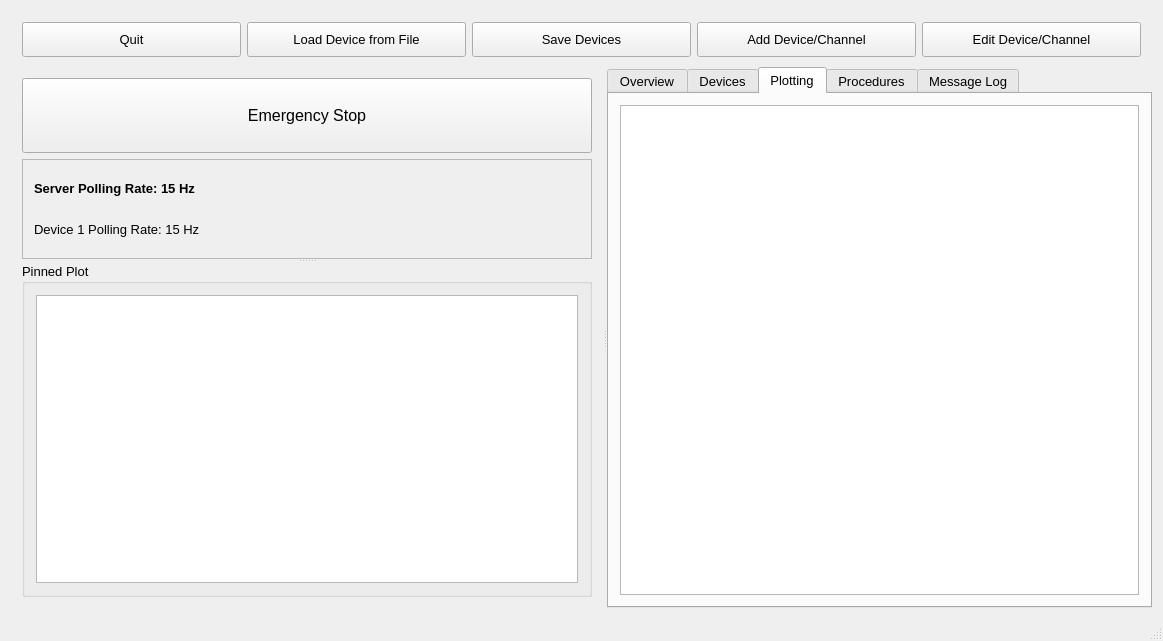
The window that Software/ControlSystem/qt/designer/MainWindow.ui (DanielWinklehner/Ion-Source-Control-System) describes before a commit, drawn with Qt 5.
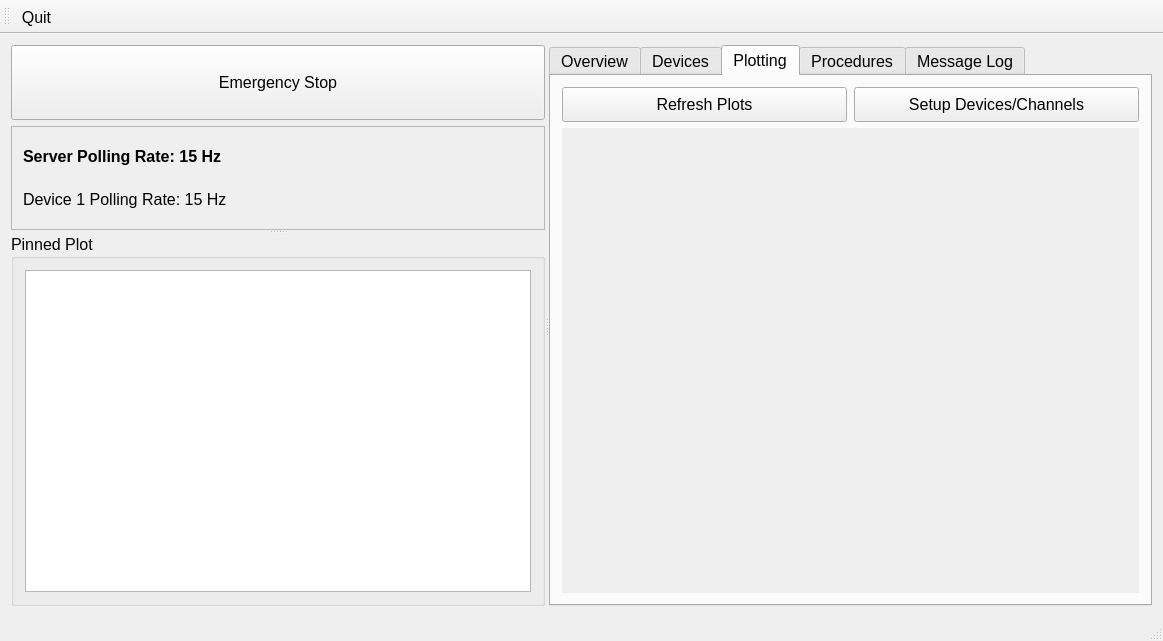
The same window after the commit. The open tabs and pages were chosen to show the change. Custom widgets are drawn as their Qt base class.

What changed in the file:
```diff
--- a/Software/ControlSystem/qt/designer/MainWindow.ui
+++ b/Software/ControlSystem/qt/designer/MainWindow.ui
@@ -10,6 +10,12 @@
     <height>641</height>
    </rect>
   </property>
+  <property name="font">
+   <font>
+    <family>Ubuntu</family>
+    <pointsize>12</pointsize>
+   </font>
+  </property>
   <property name="windowTitle">
    <string>Ion Source Control System</string>
   </property>
@@ -18,134 +24,13 @@
   </property>
   <widget class="QWidget" name="centralWidget">
    <layout class="QVBoxLayout" name="verticalLayout">
-    <item>
-     <widget class="QFrame" name="frame">
-      <property name="maximumSize">
-       <size>
-        <width>16777215</width>
-        <height>50</height>
-       </size>
-      </property>
-      <property name="frameShape">
-       <enum>QFrame::NoFrame</enum>
-      </property>
-      <property name="frameShadow">
-       <enum>QFrame::Plain</enum>
-      </property>
-      <property name="lineWidth">
-       <number>1</number>
-      </property>
-      <layout class="QHBoxLayout" name="horizontalLayout">
-       <item>
-        <widget class="QPushButton" name="btnQuit">
-         <property name="minimumSize">
-          <size>
-           <width>0</width>
-           <height>35</height>
-          </size>
-         </property>
-         <property name="font">
-          <font>
-           <pointsize>10</pointsize>
-          </font>
-         </property>
-         <property name="text">
-          <string>Quit</string>
-         </property>
-         <property name="flat">
-          <bool>false</bool>
-         </property>
-        </widget>
-       </item>
-       <item>
-        <widget class="QPushButton" name="btnLoad">
-         <property name="minimumSize">
-          <size>
-           <width>0</width>
-           <height>35</height>
-          </size>
-         </property>
-         <property name="font">
-          <font>
-           <pointsize>10</pointsize>
-          </font>
-         </property>
-         <property name="text">
-          <string>Load Device from File</string>
-         </property>
-         <property name="flat">
-          <bool>false</bool>
-         </property>
-        </widget>
-       </item>
-       <item>
-        <widget class="QPushButton" name="btnSave">
-         <property name="minimumSize">
-          <size>
-           <width>0</width>
-           <height>35</height>
-          </size>
-         </property>
-         <property name="font">
-          <font>
-           <pointsize>10</pointsize>
-          </font>
-         </property>
-         <property name="text">
-          <string>Save Devices</string>
-         </property>
-         <property name="flat">
-          <bool>false</bool>
-         </property>
-        </widget>
-       </item>
-       <item>
-        <widget class="QPushButton" name="btnAdd">
-         <property name="minimumSize">
-          <size>
-           <width>0</width>
-           <height>35</height>
-          </size>
-         </property>
-         <property name="font">
-          <font>
-           <pointsize>10</pointsize>
-          </font>
-         </property>
-         <property name="text">
-          <string>Add Device/Channel</string>
-         </property>
-         <property name="flat">
-          <bool>false</bool>
-         </property>
-        </widget>
-       </item>
-       <item>
-        <widget class="QPushButton" name="btnEdit">
-         <property name="minimumSize">
-          <size>
-           <width>0</width>
-           <height>35</height>
-          </size>
-         </property>
-         <property name="font">
-          <font>
-           <pointsize>10</pointsize>
-          </font>
-         </property>
-         <property name="text">
-          <string>Edit Device/Channel</string>
-         </property>
-         <property name="flat">
-          <bool>false</bool>
-         </property>
-        </widget>
-       </item>
-      </layout>
-     </widget>
-    </item>
     <item>
      <widget class="QSplitter" name="splitter_2">
+      <property name="font">
+       <font>
+        <pointsize>12</pointsize>
+       </font>
+      </property>
       <property name="orientation">
        <enum>Qt::Horizontal</enum>
       </property>
@@ -168,6 +53,11 @@
          <height>0</height>
         </size>
        </property>
+       <property name="font">
+        <font>
+         <pointsize>12</pointsize>
+        </font>
+       </property>
        <property name="frameShape">
         <enum>QFrame::NoFrame</enum>
        </property>
@@ -175,6 +65,18 @@
         <enum>QFrame::Raised</enum>
        </property>
        <layout class="QGridLayout" name="gridLayout_3">
+        <property name="leftMargin">
+         <number>0</number>
+        </property>
+        <property name="topMargin">
+         <number>0</number>
+        </property>
+        <property name="rightMargin">
+         <number>0</number>
+        </property>
+        <property name="bottomMargin">
+         <number>0</number>
+        </property>
         <item row="0" column="0">
          <widget class="QPushButton" name="btnStop">
           <property name="sizePolicy">
@@ -201,6 +103,11 @@
         </item>
         <item row="1" column="0">
          <widget class="QSplitter" name="splitter_3">
+          <property name="font">
+           <font>
+            <pointsize>12</pointsize>
+           </font>
+          </property>
           <property name="orientation">
            <enum>Qt::Vertical</enum>
           </property>
@@ -223,6 +130,11 @@
              <height>16777215</height>
             </size>
            </property>
+           <property name="font">
+            <font>
+             <pointsize>12</pointsize>
+            </font>
+           </property>
            <property name="frameShape">
             <enum>QFrame::StyledPanel</enum>
            </property>
@@ -234,7 +146,7 @@
              <widget class="QLabel" name="lblServPoll">
               <property name="font">
                <font>
-                <pointsize>10</pointsize>
+                <pointsize>12</pointsize>
                 <weight>75</weight>
                 <bold>true</bold>
                </font>
@@ -248,7 +160,7 @@
              <widget class="QLabel" name="label_2">
               <property name="font">
                <font>
-                <pointsize>10</pointsize>
+                <pointsize>12</pointsize>
                </font>
               </property>
               <property name="text">
@@ -273,7 +185,7 @@
            </property>
            <property name="font">
             <font>
-             <pointsize>10</pointsize>
+             <pointsize>12</pointsize>
             </font>
            </property>
            <property name="title">
@@ -281,7 +193,13 @@
            </property>
            <layout class="QGridLayout" name="gridLayout_7">
             <item row="0" column="0">
-             <widget class="PlotWidget" name="pltPinned"/>
+             <widget class="PlotWidget" name="pltPinned">
+              <property name="font">
+               <font>
+                <pointsize>12</pointsize>
+               </font>
+              </property>
+             </widget>
             </item>
            </layout>
           </widget>
@@ -304,7 +222,7 @@
        </property>
        <property name="font">
         <font>
-         <pointsize>10</pointsize>
+         <pointsize>12</pointsize>
         </font>
        </property>
        <property name="tabShape">
@@ -334,30 +252,14 @@
         <attribute name="title">
          <string>Devices</string>
         </attribute>
-        <layout class="QGridLayout" name="gridLayout_6">
+        <layout class="QGridLayout" name="gridLayout_5">
          <item row="0" column="0">
           <widget class="QSplitter" name="splitter">
            <property name="orientation">
             <enum>Qt::Horizontal</enum>
            </property>
-           <widget class="QColumnView" name="columnView">
-            <property name="minimumSize">
-             <size>
-              <width>100</width>
-              <height>0</height>
-             </size>
-            </property>
-            <property name="verticalScrollMode">
-             <enum>QAbstractItemView::ScrollPerItem</enum>
-            </property>
-           </widget>
-           <widget class="QFrame" name="frame_2">
-            <property name="minimumSize">
-             <size>
-              <width>100</width>
-              <height>0</height>
-             </size>
-            </property>
+           <widget class="QTreeView" name="treeDevices"/>
+           <widget class="QFrame" name="frame">
             <property name="frameShape">
              <enum>QFrame::StyledPanel</enum>
             </property>
@@ -373,9 +275,128 @@
         <attribute name="title">
          <string>Plotting</string>
         </attribute>
-        <layout class="QGridLayout" name="gridLayout_5">
-         <item row="0" column="0">
-          <widget class="PlotWidget" name="pltDefault"/>
+        <layout class="QVBoxLayout" name="verticalLayout_3">
+         <item>
+          <widget class="QFrame" name="frame_4">
+           <property name="maximumSize">
+            <size>
+             <width>16777215</width>
+             <height>50</height>
+            </size>
+           </property>
+           <property name="frameShape">
+            <enum>QFrame::NoFrame</enum>
+           </property>
+           <property name="frameShadow">
+            <enum>QFrame::Plain</enum>
+           </property>
+           <property name="lineWidth">
+            <number>1</number>
+           </property>
+           <layout class="QHBoxLayout" name="horizontalLayout_2">
+            <property name="spacing">
+             <number>7</number>
+            </property>
+            <property name="leftMargin">
+             <number>0</number>
+            </property>
+            <property name="topMargin">
+             <number>0</number>
+            </property>
+            <property name="rightMargin">
+             <number>0</number>
+            </property>
+            <property name="bottomMargin">
+             <number>0</number>
+            </property>
+            <item>
+             <widget class="QPushButton" name="btnRefreshPlots">
+              <property name="minimumSize">
+               <size>
+                <width>0</width>
+                <height>35</height>
+               </size>
+              </property>
+              <property name="font">
+               <font>
+                <pointsize>12</pointsize>
+               </font>
+              </property>
+              <property name="text">
+               <string>Refresh Plots</string>
+              </property>
+              <property name="flat">
+               <bool>false</bool>
+              </property>
+             </widget>
+            </item>
+            <item>
+             <widget class="QPushButton" name="btnSetupDevicePlots">
+              <property name="minimumSize">
+               <size>
+                <width>0</width>
+                <height>35</height>
+               </size>
+              </property>
+              <property name="font">
+               <font>
+                <pointsize>12</pointsize>
+               </font>
+              </property>
+              <property name="text">
+               <string>Setup Devices/Channels</string>
+              </property>
+              <property name="flat">
+               <bool>false</bool>
+              </property>
+             </widget>
+            </item>
+           </layout>
+          </widget>
+         </item>
+         <item>
+          <widget class="QScrollArea" name="scrollArea">
+           <property name="frameShape">
+            <enum>QFrame::NoFrame</enum>
+           </property>
+           <property name="widgetResizable">
+            <bool>true</bool>
+           </property>
+           <widget class="QWidget" name="scrollAreaWidgetContents_2">
+            <property name="geometry">
+             <rect>
+              <x>0</x>
+              <y>0</y>
+              <width>586</width>
+              <height>454</height>
+             </rect>
+            </property>
+            <layout class="QGridLayout" name="gridLayout_4">
+             <property name="leftMargin">
+              <number>0</number>
+             </property>
+             <property name="topMargin">
+              <number>0</number>
+             </property>
+             <property name="rightMargin">
+              <number>0</number>
+             </property>
+             <property name="bottomMargin">
+              <number>0</number>
+             </property>
+             <item row="0" column="0">
+              <widget class="QFrame" name="fmPlots">
+               <property name="frameShape">
+                <enum>QFrame::NoFrame</enum>
+               </property>
+               <property name="frameShadow">
+                <enum>QFrame::Raised</enum>
+               </property>
+              </widget>
+             </item>
+            </layout>
+           </widget>
+          </widget>
          </item>
         </layout>
        </widget>
@@ -404,6 +425,28 @@
    </layout>
   </widget>
   <widget class="QStatusBar" name="statusBar"/>
+  <widget class="QToolBar" name="toolBar">
+   <property name="font">
+    <font>
+     <pointsize>12</pointsize>
+    </font>
+   </property>
+   <property name="windowTitle">
+    <string>toolBar</string>
+   </property>
+   <attribute name="toolBarArea">
+    <enum>TopToolBarArea</enum>
+   </attribute>
+   <attribute name="toolBarBreak">
+    <bool>true</bool>
+   </attribute>
+   <addaction name="btnQuit"/>
+  </widget>
+  <action name="btnQuit">
+   <property name="text">
+    <string>Quit</string>
+   </property>
+  </action>
  </widget>
  <layoutdefault spacing="6" margin="11"/>
  <customwidgets>
```
Left out of the diff: 40 changed lines with no effect on the pictures.
